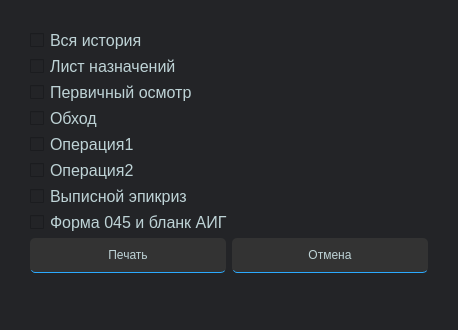
Old version of the form client/GUI/printwindow.ui in the repository slashdekomori/PatientBase.
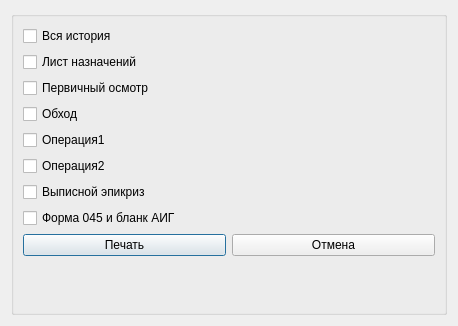
New version of the form.

Commit message: Вынести общий стиль в QSS и встроить шрифты в ресурсы

The edit to the form file:
```diff
--- a/client/GUI/printwindow.ui
+++ b/client/GUI/printwindow.ui
@@ -11,117 +11,7 @@
    </rect>
   </property>
   <property name="windowTitle">
-   <string>Dialog</string>
-  </property>
-  <property name="styleSheet">
-   <string notr="true">QWidget {
-    font-family: &quot;Noto Sans&quot;;
-    background-color: rgb(35, 36, 39); /* Однотонный цвет фона */
-    color: #d3d3d3; /* Светлый текст, но не белый */
-}
-
-QTabWidget {
-    background-color: rgb(47, 48, 52);
-    border: none; /* Убираем рамку */
-    color: white; /* Белый текст для названий полей */
-    padding: 10px;
-}
-
-/* Стиль для вкладок QTabWidget */
-QTabBar::tab {
-    background: rgb(35, 36, 39);
-    color: #d3d3d3; /* Светлый текст */
-    padding: 10px;
-    border: none; /* Убираем рамку */
-    font-size: 18px;
-}
-
-QTabBar::tab:selected { 
-    color: white; /* Белый текст при выборе вкладки */ 
-    border-bottom: 1px solid #2baaff;
-} 
-
-QTabBar::tab:hover {
-    color: white; /* Белый текст при наведении */
-}
-
-QGroupBox {
-    border: none; /* Без рамки */
-    color: white; /* Белый текст для названий полей */
-    padding: 10px;
-}
-
-/* Стиль для QLabel */
-QLabel {
-    color: white; /* Белый текст */
-    background: none; /* Убираем градиент */
-    font-size: 18px; /* Размер текста */
-}
-
-/* Общий стиль для всех полей ввода */
-QComboBox, QLineEdit, QTextEdit, QDateTimeEdit, QDateEdit {
-    background: rgb(47, 48, 52); /* Цвет заполнения без градиента */
-    color: rgb(234, 235, 255); /* Светлый текст */
-    border: none; /* Без рамок */
-    border-radius: 3px; /* Скругленные углы */
-    font-size: 16px; /* Размер текста */
-}
-
-/* Стиль для QCheckBox */
-QCheckBox {
-    color: rgb(190, 211, 214); /* Светлый текст */
-    border: none; /* Без рамок */
-    border-radius: 3px; /* Скругленные углы */
-    font-size: 16px; /* Размер текста */
-}
-
-QCheckBox::indicator:checked {
-	color: white; /* Белый текст */
-    background: none; /* Убираем градиент */
-    border: 2px solid #2baaff; /* Рамка для отмеченного индикатора */
-}
-
-/* Стиль для отключенных чекбоксов */
-QCheckBox:disabled {
-    color: #7f7f7f; /* Приглушенный цвет текста */
-    opacity: 0.5; /* Уменьшенная непрозрачность для визуального эффекта */
-}
-
-/* Эффект фокуса для чекбоксов */
-
-
-/* Нижняя рамка для полей ввода при фокусе */
-QCheckBox:focus, QComboBox:focus, QLineEdit:focus, QTextEdit:focus, QDateTimeEdit:focus, QDateEdit:focus {
-    border-bottom: 1px solid #2baaff; /* Цвет нижней рамки при фокусе */
-}
-
-QCheckBox:checked {
-    border-bottom: 1px solid #2baaff; /* Рамка при отмеченном состоянии */
-}
-
-/* Стиль для QPushButton */
-QPushButton {
-    background-color: #333333; /* Цвет кнопки */
-    color: rgb(190, 211, 214); /* Светлый текст */
-    border: none; /* Без рамок */
-    padding: 10px;
-    border-radius: 5px;
-    border-bottom: 1px solid #2baaff;
-}
-
-QPushButton:hover {
-    background: qlineargradient(x1: 0, y1: 0, x2: 1, y2: 1, stop: 0 #444444, stop: 1 #3b3b3b); /* Светлее при наведении */
-}
-
-QPushButton:pressed {
-    border: 2px solid #2baaff; /* Рамка при нажатии */
-}
-
-/* Эффект фокуса для кнопок */
-QPushButton:focus {
-    outline: none; /* Убираем стандартный фокус */
-    border: 2px solid #2baaff; /* Рамка при фокусе */
-}</string>
+   <string>Печать документов</string>
   </property>
   <layout class="QGridLayout" name="gridLayout_2">
    <item row="0" column="0">
```
The commit also changes 10 other files.
